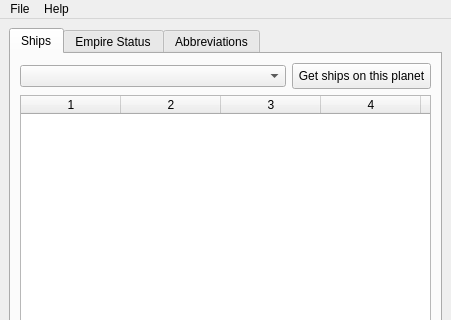
This is pyside/ui/mainwindow.ui in LacunaOmnibus/MontyLacuna as Qt 5 draws it before an edit; both pictures show x 0 to 451 and y 0 to 320 of the 451 by 531 pixel window. The edited form follows.
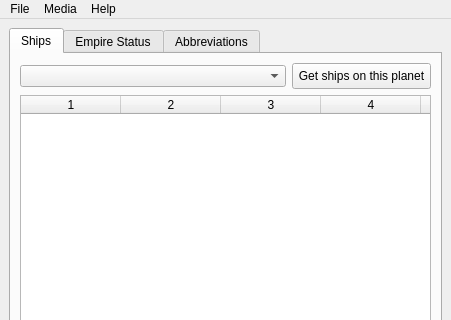
This is the edited form.

Commit message: Scuttle table using pixmaps instead of icons.  Added Phonom sounds and mute/unmute menu selections

```diff
--- a/pyside/ui/mainwindow.ui
+++ b/pyside/ui/mainwindow.ui
@@ -207,7 +207,15 @@
     <addaction name="actionAbout"/>
     <addaction name="actionClear_All_Caches"/>
    </widget>
+   <widget class="QMenu" name="menuMedia">
+    <property name="title">
+     <string>Media</string>
+    </property>
+    <addaction name="actionMute"/>
+    <addaction name="actionUnmute"/>
+   </widget>
    <addaction name="menuFile"/>
+   <addaction name="menuMedia"/>
    <addaction name="menuHelp"/>
   </widget>
   <widget class="QStatusBar" name="statusbar">
```
Left out of the diff: 10 changed lines with no effect on the pictures. The commit also changes 23 other files.
